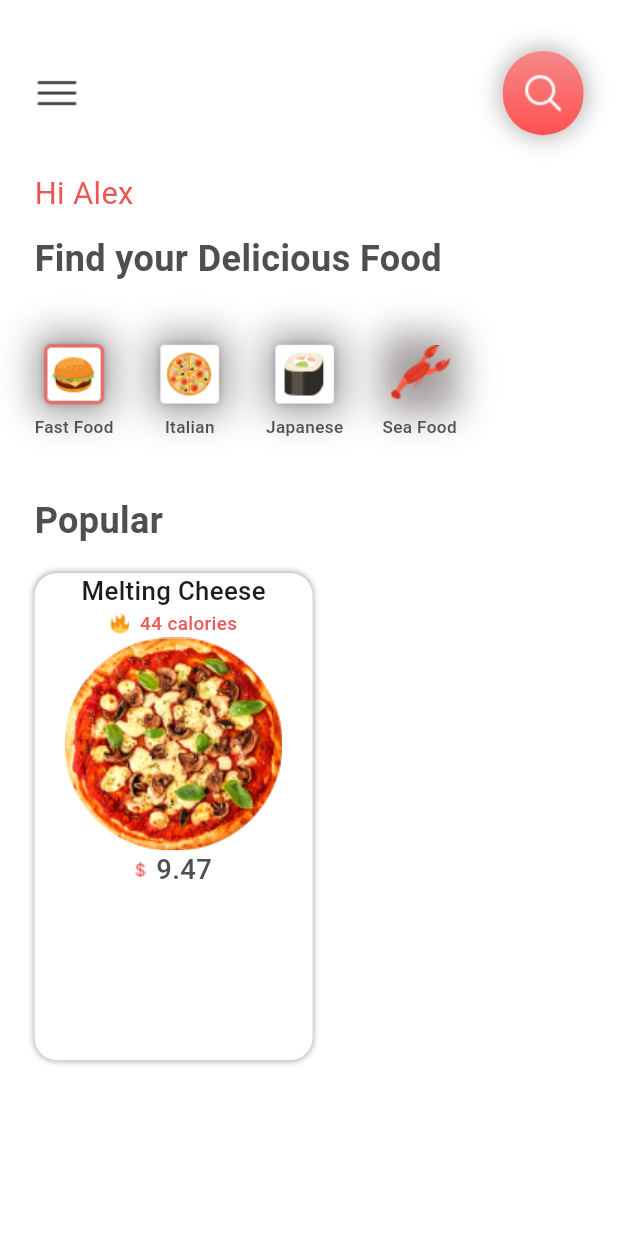
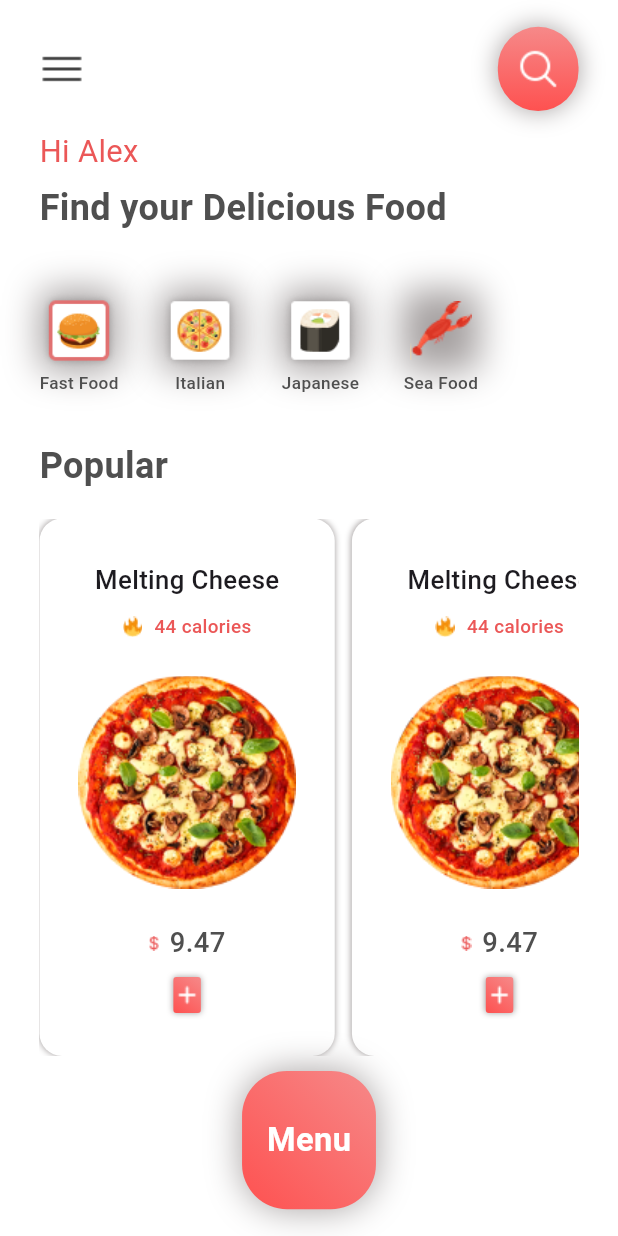
Before and after one commit to safwanjmuhammed/e_commerce_app, a Flutter app: the screen it shows after launch, after a tap on "Get Started", on a phone screen of 412 x 824 dp. Run offline on Flutter 3.47's test engine with Material 3 defaults, Android fonts, the phone set to English and light mode, and no system bars; our stand-ins replace flutter_screenutil.

```diff
--- /dev/null
+++ b/lib/components/Home screen/food_category.dart
@@ -0,0 +1,41 @@
+import 'package:flutter/material.dart';
+import 'package:flutter_screenutil/flutter_screenutil.dart';
+
+Widget foodCat(String imagePath, String foodName) {
+  return Padding(
+    padding: EdgeInsets.only(
+      right: 25.w,
+    ),
+    child: Column(
+      crossAxisAlignment: CrossAxisAlignment.center,
+      children: [
+        Container(
+          // height: 50.h,
+          // width: 50.w,
+          decoration: const BoxDecoration(
+              // color: Colors.white,
+              borderRadius: BorderRadius.all(Radius.circular(5)),
+              boxShadow: [
+                BoxShadow(
+                    color: Color.fromARGB(255, 165, 160, 160),
+                    blurRadius: 20,
+                    spreadRadius: 0,
+                    blurStyle: BlurStyle.normal)
+              ]),
+          child: Image.asset(
+            imagePath,
+            height: 45.h,
+            width: 45.w,
+          ),
+        ),
+        Text(
+          foodName,
+          style: TextStyle(
+              color: const Color(0XFF4F4F4F),
+              fontSize: 10.sp,
+              fontWeight: FontWeight.w500),
+        )
+      ],
+    ),
+  );
+}
--- a/lib/components/welcome_screen/get_started_container.dart
+++ b/lib/components/welcome_screen/get_started_container.dart
@@ -8,13 +8,11 @@ class GetStartedContainer extends StatelessWidget {
   @override
   Widget build(BuildContext context) {
     return Padding(
-      padding: const EdgeInsets.symmetric(
-        vertical: 10,
+      padding: EdgeInsets.symmetric(
+        vertical: 10.h,
       ),
       child: Container(
-        // height: 285.h,
-        // width: 344.w,
-        height: 260.h,
+        height: 290.h,
         width: 330.w,
         decoration: const BoxDecoration(
             color: Colors.white,
@@ -23,7 +21,7 @@ class GetStartedContainer extends StatelessWidget {
           mainAxisAlignment: MainAxisAlignment.center,
           children: [
             Padding(
-              padding: const EdgeInsets.all(20),
+              padding: EdgeInsets.only(top: 20.h, bottom: 10.h),
               child: RichText(
                   textAlign: TextAlign.center,
                   text: TextSpan(children: [
@@ -55,13 +53,15 @@ class GetStartedContainer extends StatelessWidget {
                   fontWeight: FontWeight.w700,
                   fontSize: 13.sp),
             ),
-            SizedBox(height: 25.h),
+            // Padding(padding: EdgeInsets.only(bottom: 50.h)),
+            // SizedBox(height: 25.h),
             GestureDetector(
               onTap: onTap,
               child: Container(
+                margin: EdgeInsets.only(top: 25.h, bottom: 10.h),
                 alignment: Alignment.center,
                 width: 210.w,
-                height: 68.h,
+                height: 70.h,
                 decoration: BoxDecoration(
                     gradient: const LinearGradient(
                         colors: [Color(0XFFF68989), Color(0XFFFE5150)],
--- a/lib/constants/colors.dart
+++ b/lib/constants/colors.dart
@@ -1,6 +1,9 @@
 import 'package:flutter/material.dart';
+import 'package:flutter_screenutil/flutter_screenutil.dart';
 
 class Constants {
   static Color pink1 = const Color(0XFFFE5150);
   static Color pink2 = const Color(0XFFF68989);
+  static EdgeInsetsGeometry defaultPadding =
+      EdgeInsetsDirectional.symmetric(vertical: 15.h, horizontal: 23.w);
 }
--- a/lib/main.dart
+++ b/lib/main.dart
@@ -14,6 +14,7 @@ class MyApp extends StatelessWidget {
   Widget build(BuildContext context) {
     SystemChrome.setPreferredOrientations([DeviceOrientation.portraitUp]);
     return ScreenUtilInit(
+      designSize: ScreenUtil.defaultSize,
       builder: (context, child) {
         return MaterialApp(
           debugShowCheckedModeBanner: false,
--- a/lib/screens/home_page.dart
+++ b/lib/screens/home_Screen.dart
@@ -1,6 +1,8 @@
 import 'package:e_commerce_app/constants/colors.dart';
 import 'package:flutter/material.dart';
 import 'package:flutter_screenutil/flutter_screenutil.dart';
+
+import '../components/Home screen/food_category.dart';
 
 class HomePage extends StatelessWidget {
   const HomePage({super.key});
@@ -17,11 +19,9 @@ class HomePage extends StatelessWidget {
     final mData = MediaQuery.of(context);
     return Scaffold(
       backgroundColor: Colors.white,
-      body: Container(
-        height: mData.size.height,
-        width: mData.size.width,
+      body: SafeArea(
         child: Padding(
-          padding: const EdgeInsets.symmetric(vertical: 34, horizontal: 23),
+          padding: Constants.defaultPadding,
           child: Column(
             crossAxisAlignment: CrossAxisAlignment.start,
             children: [
@@ -50,15 +50,15 @@ class HomePage extends StatelessWidget {
                 ],
               ),
               SizedBox(
-                height: 20.h,
+                height: 10.h,
               ),
               SizedBox(
-                  height: 35.h,
+                  height: 30.h,
                   width: 60.w,
                   child: Text(
                     'Hi Alex',
                     style: TextStyle(
-                        color: Color(0XFFEB5757),
+                        color: const Color(0XFFEB5757),
                         fontSize: 18.sp,
                         fontWeight: FontWeight.w400),
                   )),
@@ -68,14 +68,15 @@ class HomePage extends StatelessWidget {
                 child: Text(
                   'Find your Delicious Food',
                   style: TextStyle(
-                      color: Color(0XFF4F4F4F),
+                      color: const Color(0XFF4F4F4F),
                       fontSize: 21.sp,
                       fontWeight: FontWeight.w600),
                 ),
               ),
-              const Padding(padding: EdgeInsets.only(top: 25)),
+              Padding(padding: EdgeInsets.only(top: 25.h)),
               SizedBox(
-                height: 60.h,
+                height: 80.h,
+                // width: double.infinity,
                 child: ListView.builder(
                   shrinkWrap: true,
                   scrollDirection: Axis.horizontal,
@@ -87,19 +88,71 @@ class HomePage extends StatelessWidget {
                 ),
               ),
               SizedBox(
-                height: 30.h,
+                height: 4.h,
               ),
               Text(
                 'Popular',
                 style: TextStyle(
-                    color: Color(0XFF4F4F4F),
+                    color: const Color(0XFF4F4F4F),
                     fontWeight: FontWeight.w700,
                     fontSize: 21.sp),
               ),
               SizedBox(
                 height: 15.h,
               ),
-              pizzaContainer()
+              SizedBox(
+                  height: 300.h,
+                  child: ListView(
+                    scrollDirection: Axis.horizontal,
+                    children: [
+                      pizzaContainer(),
+                      Padding(padding: EdgeInsets.only(right: 10.w)),
+                      pizzaContainer()
+                    ],
+                  ))
+
+              // SizedBox(
+              //   height: double.infinity,
+              //   width: double.infinity,
+              //   child: ListView.builder(
+              //       itemBuilder: (context, index) {
+              //         return pizzaContainer();
+              //       },
+              //       scrollDirection: Axis.horizontal),
+              // ),
+              ,
+              Expanded(
+                child: Center(
+                  child: Padding(
+                    padding: const EdgeInsets.only(top: 10),
+                    child: Container(
+                      alignment: Alignment.center,
+                      height: 78.h,
+                      width: 78.w,
+                      decoration: BoxDecoration(
+                          // shape: BoxShape.circle,
+                          // color: Colors.white,
+                          borderRadius: BorderRadius.all(Radius.circular(30)),
+                          boxShadow: [
+                            BoxShadow(
+                                color: Color.fromARGB(255, 165, 160, 160),
+                                blurRadius: 20,
+                                spreadRadius: 0,
+                                blurStyle: BlurStyle.normal)
+                          ],
+                          gradient: LinearGradient(
+                              colors: [Constants.pink1, Constants.pink2],
+                              begin: Alignment.bottomLeft,
+                              end: Alignment.topRight)),
+                      child: Text('Menu',
+                          style: TextStyle(
+                              fontWeight: FontWeight.w600,
+                              fontSize: 19.sp,
+                              color: Colors.white)),
+                    ),
+                  ),
+                ),
+              )
             ],
           ),
         ),
@@ -108,55 +161,19 @@ class HomePage extends StatelessWidget {
   }
 }
 
-Widget foodCat(String imagePath, String foodName) {
-  return Padding(
-    padding: const EdgeInsets.only(right: 25),
-    child: Column(
-      crossAxisAlignment: CrossAxisAlignment.center,
-      children: [
-        Container(
-          // height: 50.h,
-          // width: 50.w,
-          decoration: const BoxDecoration(
-              // color: Colors.white,
-              borderRadius: BorderRadius.all(Radius.circular(5)),
-              boxShadow: [
-                BoxShadow(
-                    color: Color.fromARGB(255, 165, 160, 160),
-                    blurRadius: 20,
-                    spreadRadius: 0,
-                    blurStyle: BlurStyle.normal)
-              ]),
-          child: Image.asset(
-            imagePath,
-            height: 45.h,
-            width: 45.w,
-          ),
-        ),
-        Text(
-          foodName,
-          style: TextStyle(
-              color: const Color(0XFF4F4F4F),
-              fontSize: 10.sp,
-              fontWeight: FontWeight.w500),
-        )
-      ],
-    ),
-  );
-}
-
 Widget pizzaContainer() {
   return Container(
-      // alignment: Alignment.center,
+      padding: EdgeInsets.symmetric(vertical: 20.h, horizontal: 20.w),
       height: 272.h,
-      width: 162.w,
+      width: 172.w,
       decoration: BoxDecoration(
-          color: Color(0XFFFFFFFF),
+          color: const Color(0XFFFFFFFF),
           borderRadius: BorderRadius.circular(15),
-          boxShadow: [
+          boxShadow: const [
             BoxShadow(color: Color.fromARGB(255, 165, 160, 160), blurRadius: 3)
           ]),
       child: Column(
+        mainAxisAlignment: MainAxisAlignment.spaceAround,
         children: [
           Text(
             'Melting Cheese',
@@ -166,7 +183,7 @@ Widget pizzaContainer() {
             mainAxisAlignment: MainAxisAlignment.center,
             children: [
               Padding(
-                padding: const EdgeInsets.only(right: 7),
+                padding: EdgeInsets.only(right: 7.w),
                 child: Image.asset('assets/images/fire.png'),
               ),
               Text(
@@ -180,8 +197,8 @@ Widget pizzaContainer() {
           ),
           Image.asset(
             'assets/images/Pizza_1.png',
-            height: 142,
-            width: 145,
+            height: 142.h,
+            width: 145.w,
           ),
           Row(
             mainAxisAlignment: MainAxisAlignment.center,
@@ -196,6 +213,25 @@ Widget pizzaContainer() {
                       fontWeight: FontWeight.w500,
                       color: const Color(0XFF4F4F4F)))
             ],
+          ),
+          Container(
+            height: 20.h,
+            width: 16.w,
+            decoration: BoxDecoration(
+                color: const Color(0XFFFFFFFF),
+                shape: BoxShape.rectangle,
+                borderRadius: BorderRadius.circular(2),
+                boxShadow: const [
+                  BoxShadow(
+                      color: Color.fromARGB(255, 165, 160, 160), blurRadius: 3)
+                ],
+                gradient: LinearGradient(
+                    colors: [Constants.pink1, Constants.pink2],
+                    begin: Alignment.bottomLeft,
+                    end: Alignment.topRight)),
+            child: Image.asset(
+              'assets/images/Plus.png',
+            ),
           )
         ],
       ));
--- a/lib/screens/welcome_screen.dart
+++ b/lib/screens/welcome_screen.dart
@@ -1,5 +1,5 @@
 import 'package:e_commerce_app/components/welcome_screen/get_started_container.dart';
-import 'package:e_commerce_app/screens/home_page.dart';
+import 'package:e_commerce_app/screens/home_Screen.dart';
 import 'package:flutter/material.dart';
 import 'package:flutter_screenutil/flutter_screenutil.dart';
 
@@ -14,6 +14,7 @@ class _WelcomeScreenState extends State<WelcomeScreen> {
   @override
   Widget build(BuildContext context) {
     final mData = MediaQuery.of(context);
+    print(mData.size.height);
     return Scaffold(
       backgroundColor: const Color(0XFFF68989),
       body: SafeArea(
```
Also changed, not shown: assets/images/Plus.png (added).
